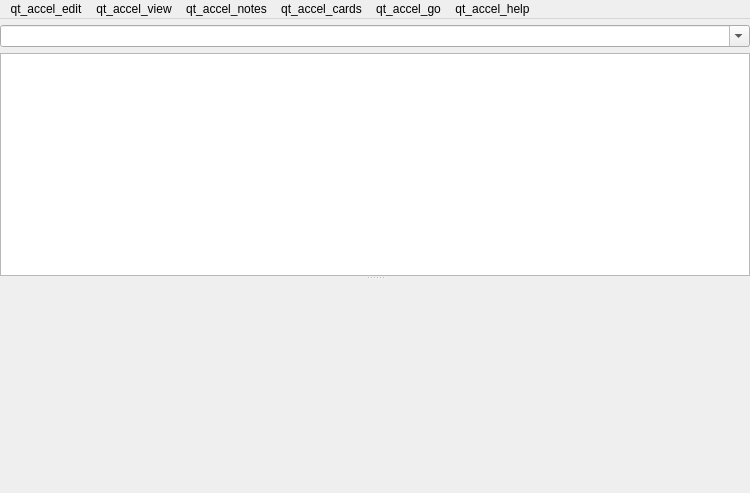
The window that qt/aqt/forms/browser.ui (ankitects/anki) describes before a commit, drawn with Qt 5.
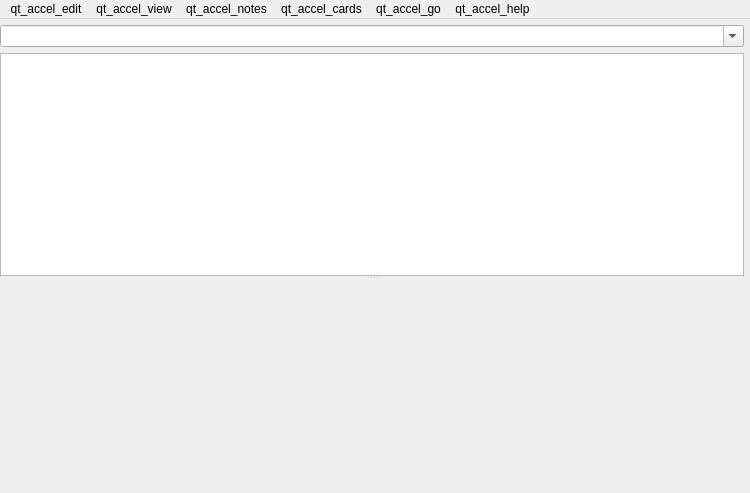
The same window after the commit. Icons and pictures are not drawn.

Commit message: Add right margin to browser layout

```diff
--- a/qt/aqt/forms/browser.ui
+++ b/qt/aqt/forms/browser.ui
@@ -32,7 +32,7 @@
      <number>6</number>
     </property>
     <property name="rightMargin">
-     <number>0</number>
+     <number>6</number>
     </property>
     <property name="bottomMargin">
      <number>12</number>
```
